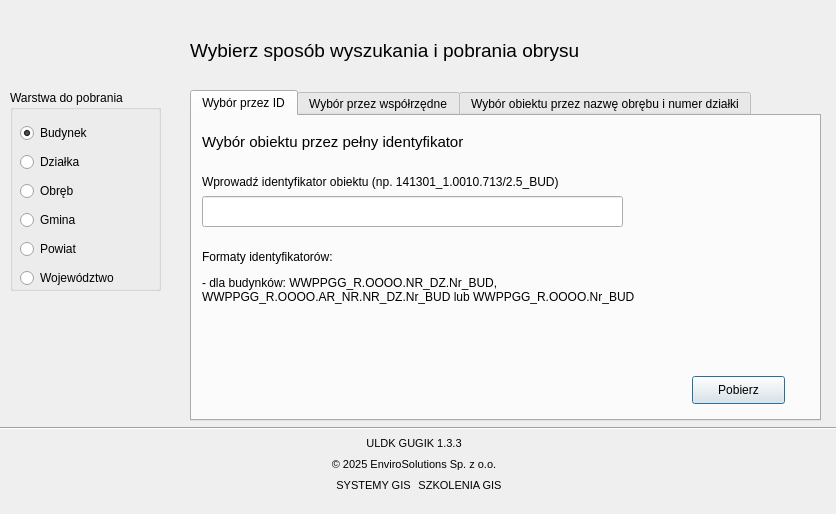
Qt form ui/uldk_gugik_dialog_base.ui (envirosolutionspl/uldk_gugik) before a commit.
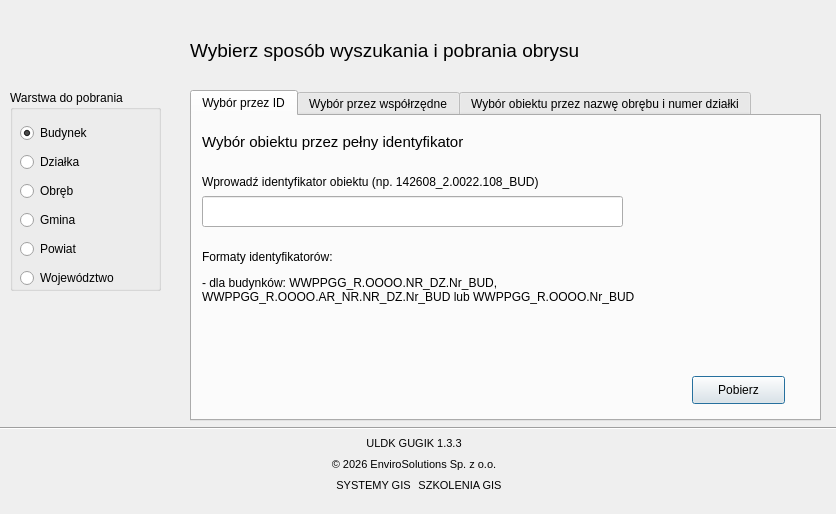
The same form after that commit. Icons and pictures are not drawn. Custom widgets are drawn as their Qt base class.

Diff of the .ui file:
```diff
--- a/ui/uldk_gugik_dialog_base.ui
+++ b/ui/uldk_gugik_dialog_base.ui
@@ -89,7 +89,7 @@
       </rect>
      </property>
      <property name="text">
-      <string>Wprowadź identyfikator obiektu (np. 141301_1.0010.713/2.5_BUD)</string>
+      <string>Wprowadź identyfikator obiektu (np. 142608_2.0022.108_BUD)</string>
      </property>
     </widget>
     <widget class="QLineEdit" name="edit_id">
@@ -898,7 +898,7 @@
            </font>
           </property>
           <property name="text">
-           <string>&lt;html&gt;&lt;head/&gt;&lt;body&gt;&lt;p&gt;© 2025 EnviroSolutions Sp. z o.o.&lt;/p&gt;&lt;/body&gt;&lt;/html&gt;</string>
+           <string>&lt;html&gt;&lt;head/&gt;&lt;body&gt;&lt;p&gt;© 2026 EnviroSolutions Sp. z o.o.&lt;/p&gt;&lt;/body&gt;&lt;/html&gt;</string>
           </property>
           <property name="textFormat">
            <enum>Qt::RichText</enum>
```
